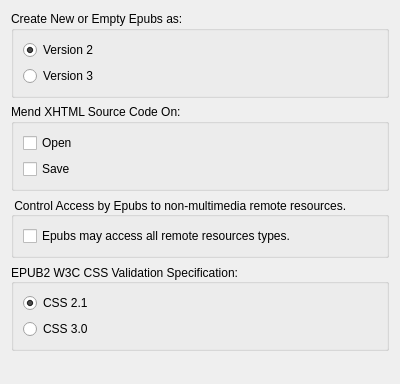
Sigil-Ebook/Sigil, file src/Form_Files/PGeneralSettingsWidget.ui: the form before one commit.
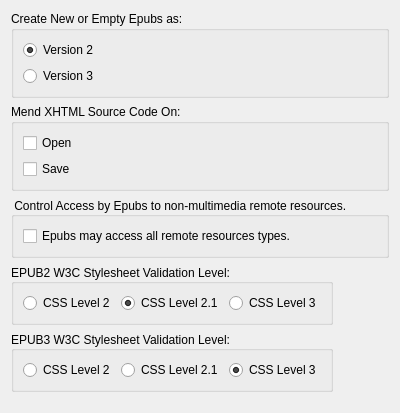
The form after the commit.

Commit message:
Final adjustments for Stylesheet validation prefs
Allow separate settings for EPUB2 and EPUB3 (level 2, 2.1, and 3), and fix broken manual "Check" button on the html page generated by CSSResource.cpp.

Diff of the .ui file:
```diff
--- a/src/Form_Files/PGeneralSettingsWidget.ui
+++ b/src/Form_Files/PGeneralSettingsWidget.ui
@@ -7,7 +7,7 @@
     <x>0</x>
     <y>0</y>
     <width>400</width>
-    <height>384</height>
+    <height>413</height>
    </rect>
   </property>
   <property name="windowTitle">
@@ -117,23 +117,39 @@
    </item>
    <item>
     <widget class="QGroupBox" name="groupBox_4">
+     <property name="sizePolicy">
+      <sizepolicy hsizetype="Fixed" vsizetype="Preferred">
+       <horstretch>0</horstretch>
+       <verstretch>0</verstretch>
+      </sizepolicy>
+     </property>
      <property name="toolTip">
       <string>What CSS version to specify for W3C validation tool for EPUB2 (EPUB3 uses CSS 3.0)</string>
      </property>
      <property name="title">
-      <string>EPUB2 W3C CSS Validation Specification:</string>
+      <string>EPUB2 W3C Stylesheet Validation Level:</string>
      </property>
      <property name="alignment">
       <set>Qt::AlignLeading|Qt::AlignLeft|Qt::AlignVCenter</set>
      </property>
-     <layout class="QVBoxLayout" name="verticalLayout_2">
+     <layout class="QHBoxLayout" name="horizontalLayoutcss2">
+      <item>
+       <widget class="QRadioButton" name="Epub2css20">
+        <property name="toolTip">
+         <string>W3C stylesheet validator will use CSS level 2 for EPUB2</string>
+        </property>
+        <property name="text">
+         <string>CSS Level 2</string>
+        </property>
+       </widget>
+      </item>
       <item>
        <widget class="QRadioButton" name="Epub2css21">
         <property name="toolTip">
          <string>W3C validator will use CSS 2.1 for EPUB2</string>
         </property>
         <property name="text">
-         <string>CSS 2.1</string>
+         <string>CSS Level 2.1</string>
         </property>
         <property name="checked">
          <bool>true</bool>
@@ -146,7 +162,7 @@
          <string>W3C validator will use CSS 3.0 for EPUB2</string>
         </property>
         <property name="text">
-         <string>CSS 3.0</string>
+         <string>CSS Level 3</string>
         </property>
         <property name="checked">
          <bool>false</bool>
@@ -156,6 +172,63 @@
      </layout>
     </widget>
    </item>
+   <item>
+    <widget class="QGroupBox" name="groupBox_5">
+     <property name="sizePolicy">
+      <sizepolicy hsizetype="Fixed" vsizetype="Preferred">
+       <horstretch>0</horstretch>
+       <verstretch>0</verstretch>
+      </sizepolicy>
+     </property>
+     <property name="toolTip">
+      <string>What CSS Level to specify for W3C stylesheet validation tool (EPUB3)</string>
+     </property>
+     <property name="title">
+      <string>EPUB3 W3C Stylesheet Validation Level:</string>
+     </property>
+     <property name="alignment">
+      <set>Qt::AlignLeading|Qt::AlignLeft|Qt::AlignVCenter</set>
+     </property>
+     <layout class="QHBoxLayout" name="horizontalLayoutcss3">
+      <item>
+       <widget class="QRadioButton" name="Epub3css20">
+        <property name="toolTip">
+         <string>W3C stylesheet validator will use CSS level 2 for EPUB3</string>
+        </property>
+        <property name="text">
+         <string>CSS Level 2</string>
+        </property>
+       </widget>
+      </item>
+      <item>
+       <widget class="QRadioButton" name="Epub3css21">
+        <property name="toolTip">
+         <string>W3C stylesheet validator will use CSS level 2.1 for EPUB3</string>
+        </property>
+        <property name="text">
+         <string>CSS Level 2.1</string>
+        </property>
+        <property name="checked">
+         <bool>false</bool>
+        </property>
+       </widget>
+      </item>
+      <item>
+       <widget class="QRadioButton" name="Epub3css30">
+        <property name="toolTip">
+         <string>W3C stylesheet validator will use CSS level 3 for EPUB3</string>
+        </property>
+        <property name="text">
+         <string>CSS Level 3</string>
+        </property>
+        <property name="checked">
+         <bool>true</bool>
+        </property>
+       </widget>
+      </item>
+     </layout>
+    </widget>
+   </item>
    <item>
     <spacer name="verticalSpacer">
      <property name="orientation">
```
Left out of the diff: 6 changed lines with no effect on the pictures. The commit also changes 3 other files.
